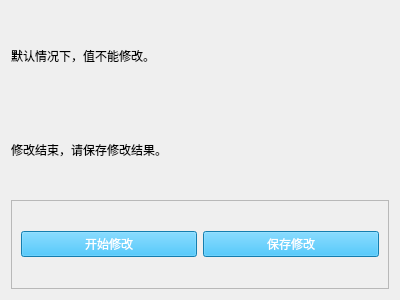
This is SciTools/uipopup/uipy/modify_value.ui in xihuyu20000/learn-python as Qt 5 draws it before an edit. The edited form follows.
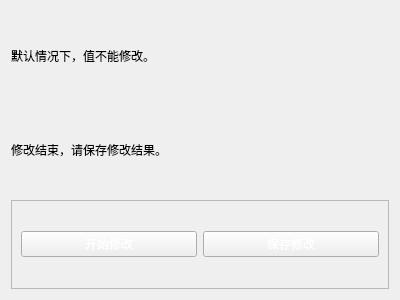
This is the edited form.

The edit to the form file:
```diff
--- a/SciTools/uipopup/uipy/modify_value.ui
+++ b/SciTools/uipopup/uipy/modify_value.ui
@@ -40,7 +40,9 @@
       <item>
        <widget class="QPushButton" name="btn_start">
         <property name="styleSheet">
-         <string notr="true">color: rgb(255, 255, 255); background-color: rgb(28, 177, 245);</string>
+                                    <string notr="true">color: rgb(255, 255, 255); background-color: rgb(28, 177,
+                                        245);
+                                    </string>
         </property>
         <property name="text">
          <string>开始修改</string>
@@ -50,7 +52,9 @@
       <item>
        <widget class="QPushButton" name="btn_save">
         <property name="styleSheet">
-         <string notr="true">color: rgb(255, 255, 255); background-color: rgb(28, 177, 245);</string>
+                                    <string notr="true">color: rgb(255, 255, 255); background-color: rgb(28, 177,
+                                        245);
+                                    </string>
         </property>
         <property name="text">
          <string>保存修改</string>
```
Lines whose indentation alone changed are shown as unchanged.
